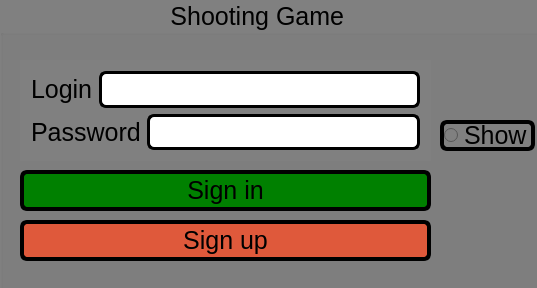
Before: the Qt Designer form loginPage/mainwindow.ui in jtanbp/QtGame, drawn with Qt 5.
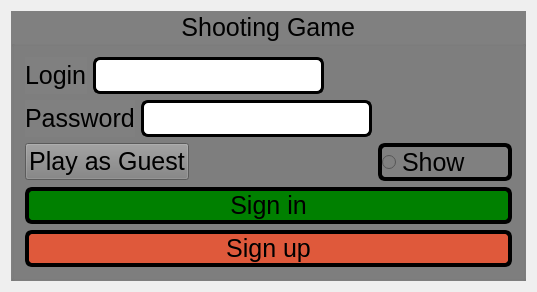
After: the same form once the commit is applied.

What changed in the file:
```diff
--- a/loginPage/mainwindow.ui
+++ b/loginPage/mainwindow.ui
@@ -14,15 +14,9 @@
    <string>MainWindow</string>
   </property>
   <widget class="QWidget" name="centralWidget">
+   <layout class="QVBoxLayout" name="verticalLayout_2">
+    <item>
    <widget class="QGroupBox" name="groupBox">
-    <property name="geometry">
-     <rect>
-      <x>0</x>
-      <y>0</y>
-      <width>541</width>
-      <height>291</height>
-     </rect>
-    </property>
     <property name="styleSheet">
      <string notr="true">font-family:Arial;
 color:black;
@@ -32,15 +26,71 @@
     <property name="title">
      <string>                        Shooting Game</string>
     </property>
+      <layout class="QFormLayout" name="formLayout">
+       <item row="0" column="0">
+        <layout class="QFormLayout" name="formLayout_2">
+         <item row="0" column="0">
+          <layout class="QGridLayout" name="gridLayout">
+           <item row="0" column="1">
+            <widget class="QLineEdit" name="username">
+             <property name="styleSheet">
+              <string notr="true">background-color:white;
+border:3px solid black;
+border-radius:7px;</string>
+             </property>
+            </widget>
+           </item>
+           <item row="0" column="0">
+            <widget class="QLabel" name="user">
+             <property name="text">
+              <string>Login</string>
+             </property>
+            </widget>
+           </item>
+          </layout>
+         </item>
+         <item row="1" column="0">
+          <layout class="QHBoxLayout" name="horizontalLayout">
+           <item>
+            <widget class="QLabel" name="label_2">
+             <property name="text">
+              <string>Password</string>
+             </property>
+            </widget>
+           </item>
+           <item>
+            <widget class="QLineEdit" name="password">
+             <property name="styleSheet">
+              <string notr="true">background-color:white;
+border:3px solid black;
+border-radius:7px;</string>
+             </property>
+            </widget>
+           </item>
+          </layout>
+         </item>
+        </layout>
+       </item>
+       <item row="1" column="0">
+        <widget class="QPushButton" name="playAsGuest">
+         <property name="text">
+          <string>Play as Guest</string>
+         </property>
+        </widget>
+       </item>
+       <item row="1" column="1">
+        <widget class="QRadioButton" name="radioButton">
+         <property name="styleSheet">
+          <string notr="true">border:4px solid black;
+border-radius:7px;</string>
+         </property>
+         <property name="text">
+          <string>Show</string>
+         </property>
+        </widget>
+       </item>
+       <item row="3" column="0" colspan="2">
     <widget class="QPushButton" name="Login">
-     <property name="geometry">
-      <rect>
-       <x>20</x>
-       <y>170</y>
-       <width>411</width>
-       <height>41</height>
-      </rect>
-     </property>
      <property name="styleSheet">
       <string notr="true">background-color:green;
 border:4px solid black;
@@ -51,15 +101,9 @@
       <string>Sign in</string>
      </property>
     </widget>
+       </item>
+       <item row="4" column="0" colspan="2">
     <widget class="QPushButton" name="reg">
-     <property name="geometry">
-      <rect>
-       <x>20</x>
-       <y>220</y>
-       <width>411</width>
-       <height>41</height>
-      </rect>
-     </property>
      <property name="font">
       <font>
        <family>Arial</family>
@@ -77,76 +121,11 @@
       <string>Sign up</string>
      </property>
     </widget>
-    <widget class="QRadioButton" name="radioButton">
-     <property name="geometry">
-      <rect>
-       <x>440</x>
-       <y>120</y>
-       <width>95</width>
-       <height>31</height>
-      </rect>
-     </property>
-     <property name="styleSheet">
-      <string notr="true">border:4px solid black;
-border-radius:7px;</string>
-     </property>
-     <property name="text">
-      <string>Show</string>
-     </property>
-    </widget>
-    <widget class="QWidget" name="layoutWidget">
-     <property name="geometry">
-      <rect>
-       <x>20</x>
-       <y>60</y>
-       <width>411</width>
-       <height>101</height>
-      </rect>
-     </property>
-     <layout class="QVBoxLayout" name="verticalLayout">
-      <item>
-       <layout class="QHBoxLayout" name="horizontalLayout_2">
-        <item>
-         <widget class="QLabel" name="user">
-          <property name="text">
-           <string>Login</string>
-          </property>
-         </widget>
-        </item>
-        <item>
-         <widget class="QLineEdit" name="username">
-          <property name="styleSheet">
-           <string notr="true">background-color:white;
-border:3px solid black;
-border-radius:7px;</string>
-          </property>
-         </widget>
-        </item>
-       </layout>
-      </item>
-      <item>
-       <layout class="QHBoxLayout" name="horizontalLayout">
-        <item>
-         <widget class="QLabel" name="label_2">
-          <property name="text">
-           <string>Password</string>
-          </property>
-         </widget>
-        </item>
-        <item>
-         <widget class="QLineEdit" name="password">
-          <property name="styleSheet">
-           <string notr="true">background-color:white;
-border:3px solid black;
-border-radius:7px;</string>
-          </property>
-         </widget>
-        </item>
-       </layout>
-      </item>
-     </layout>
-    </widget>
-   </widget>
+       </item>
+      </layout>
+     </widget>
+    </item>
+   </layout>
   </widget>
  </widget>
  <layoutdefault spacing="6" margin="11"/>
```
Lines whose indentation alone changed are shown as unchanged.
